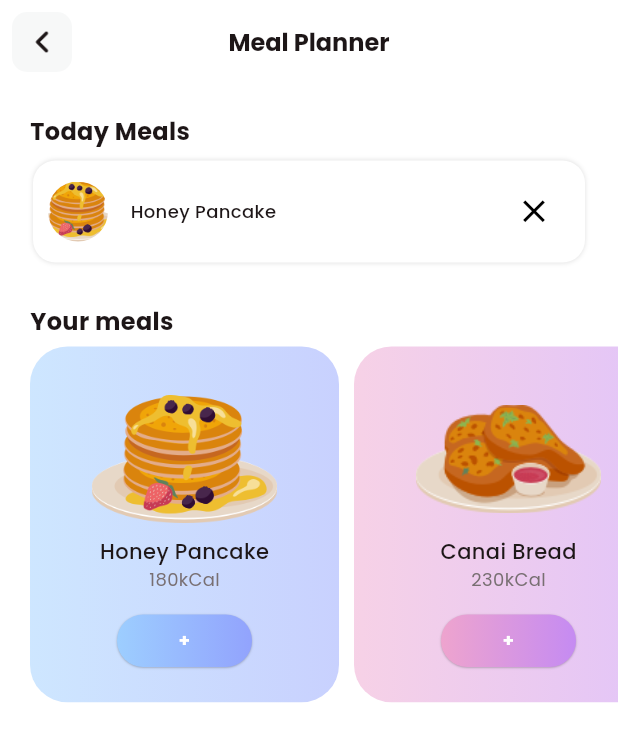
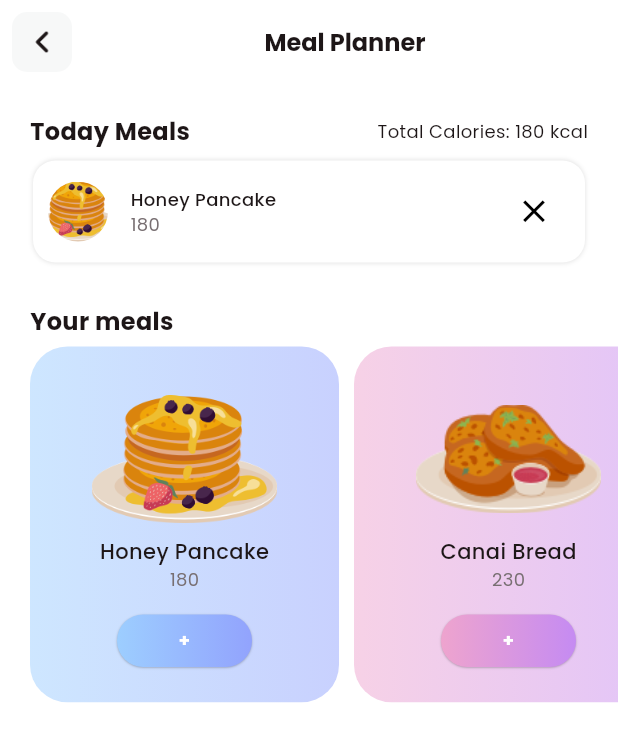
Before and after one commit to cyan-vm/remedy, a Flutter app: the MealPlannerView screen opened directly, after a tap on an icon or button, on a phone screen of 412 x 824 dp. Shown: the top 742 px of the screen. Run offline on Flutter 3.47's test engine with Material 3 defaults, Android fonts, the phone set to English and light mode, and no system bars; our stand-ins replace animated_toggle_switch, carousel_slider, cloud_firestore, firebase_core, firebase_crashlytics, firebase_storage and 6 more; missing offline and left inert: dotted_dashed_line, simple_animation_progress_bar; accounts and stored records are empty; key blocks and very long unbroken strings in the code were emptied for the run.

Commit message:
Display the total calories

```diff
--- a/lib/common_widget/today_meal_row.dart
+++ b/lib/common_widget/today_meal_row.dart
@@ -40,15 +40,22 @@ class TodayMealRow extends StatelessWidget {
                     fontWeight: FontWeight.w500,
                   ),
                 ),
+                Text(
+                  "${mObj["kcal"]}",
+                  style: TextStyle(
+                    color: TColor.gray,
+                    fontSize: 12,
+                  ),
+                ),
               ],
             ),
           ),
           IconButton(
             onPressed: onDelete,
             icon: Icon(
-              Icons.close, // Change the icon to 'X' (close icon)
+              Icons.close,
               size: 25,
-              color: Colors.black, // Adjust color as needed
+              color: Colors.black,
             ),
           )
         ],
--- a/lib/view/meal_planner/meal_planner_view.dart
+++ b/lib/view/meal_planner/meal_planner_view.dart
@@ -15,16 +15,25 @@ class _MealPlannerViewState extends State<MealPlannerView> {
     {
       "name": "Honey Pancake",
       "image": "assets/img/rd_1.png",
-      "kcal": "180kCal",
+      "kcal": 180,
     },
     {
       "name": "Canai Bread",
       "image": "assets/img/m_4.png",
-      "kcal": "230kCal",
+      "kcal": 230,
     },
   ];
 
   List<Map<String, dynamic>> todayMealArr = [];
+
+  num getTotalCalories() {
+  num totalCalories = 0;
+  todayMealArr.forEach((meal) {
+    totalCalories += meal["kcal"];
+  });
+  return totalCalories;
+}
+
 
   void addToTodayMeal(int index) {
     setState(() {
@@ -67,10 +76,20 @@ class _MealPlannerViewState extends State<MealPlannerView> {
             ),
           ),
         ),
-        title: Text(
+        title: Row(
+          mainAxisAlignment: MainAxisAlignment.center,
+          children: [
+            Text(
               "Meal Planner",
               style: TextStyle(
-              color: TColor.black, fontSize: 16, fontWeight: FontWeight.w700),
+                color: TColor.black,
+                fontSize: 16,
+                fontWeight: FontWeight.w700,
+              ),
+            ),
+            SizedBox(width: 8),
+
+          ],
         ),
       ),
       backgroundColor: TColor.white,
@@ -91,7 +110,15 @@ class _MealPlannerViewState extends State<MealPlannerView> {
                         style: TextStyle(
                           color: TColor.black,
                           fontSize: 16,
-                            fontWeight: FontWeight.w700),
+                          fontWeight: FontWeight.w700,
+                        ),
+                      ),
+                      Text(
+                        "Total Calories: ${getTotalCalories()} kcal",
+                        style: TextStyle(
+                          color: TColor.black,
+                          fontSize: 12,
+                        ),
                       ),
                     ],
                   ),
@@ -108,7 +135,8 @@ class _MealPlannerViewState extends State<MealPlannerView> {
                           deleteFromTodayMeal(index);
                         },
                       );
-                      }),
+                    },
+                  ),
                 ],
               ),
             ),
@@ -119,7 +147,8 @@ class _MealPlannerViewState extends State<MealPlannerView> {
                 style: TextStyle(
                   color: TColor.black,
                   fontSize: 16,
-                    fontWeight: FontWeight.w700),
+                  fontWeight: FontWeight.w700,
+                ),
               ),
             ),
             SizedBox(
@@ -137,7 +166,8 @@ class _MealPlannerViewState extends State<MealPlannerView> {
                       addToTodayMeal(index);
                     },
                   );
-                  }),
+                },
+              ),
             ),
           ],
         ),
```
Lines whose indentation alone changed are shown as unchanged.
